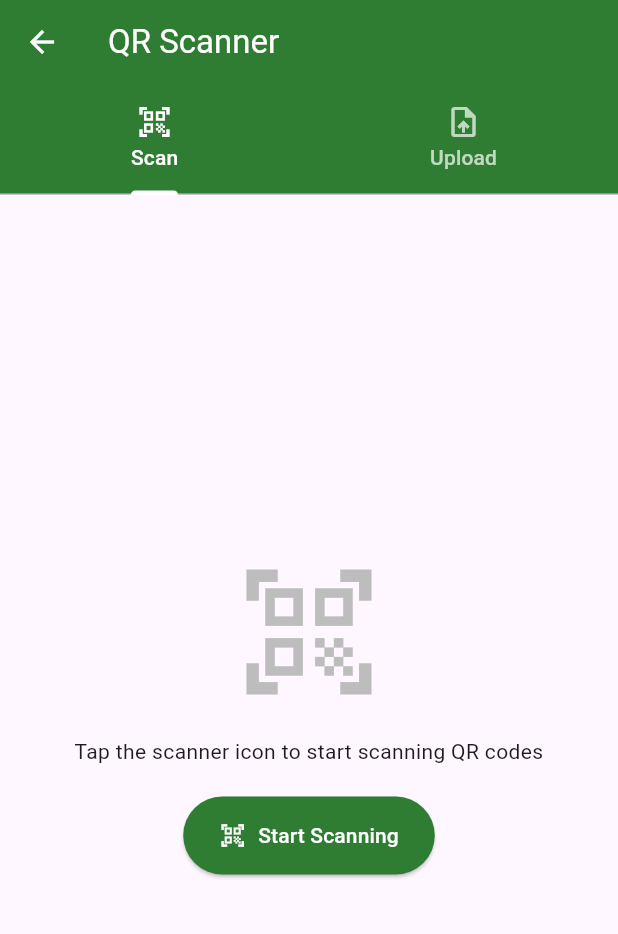
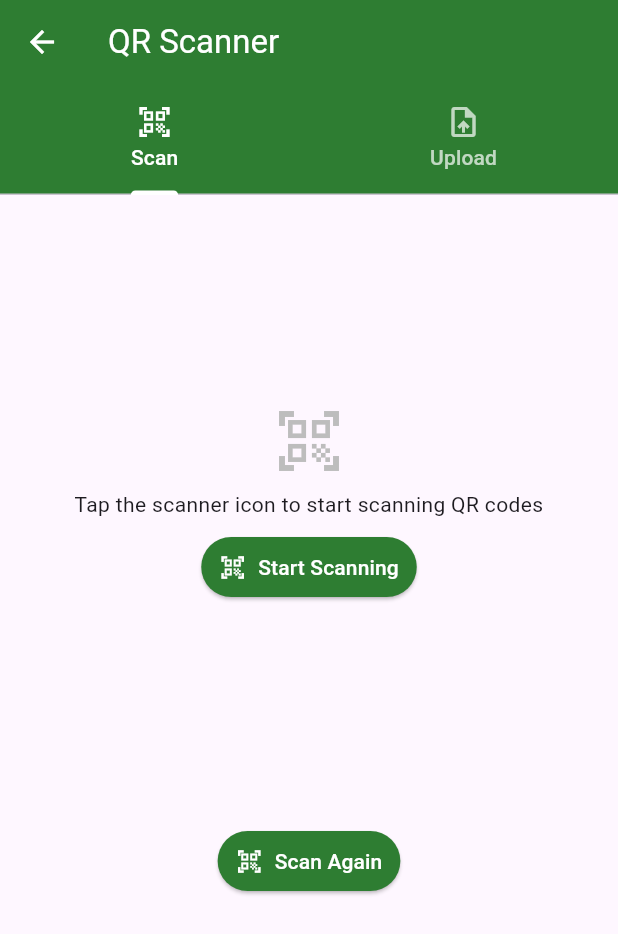
Before and after one commit to KrishaPublico/TreeSure-MAIN_4F, a Flutter app: the ForesterQrScanner screen opened directly, on a phone screen of 412 x 824 dp. Shown: the top 934 px of the screen. Run offline on Flutter 3.47's test engine with Material 3 defaults, Android fonts, the phone set to English and light mode, and no system bars; our stand-ins replace cloud_firestore, file_picker, firebase_core, firebase_storage, flutter_map, geolocator and 5 more; missing offline and left inert: mobile_scanner, syncfusion_flutter_pdfviewer; accounts and stored records are empty.

Commit message:
Render Overflow fix: Improve layout and responsiveness in Forester QR Scanner and Tree Mapping

```diff
--- a/lib/features/forester/forester_qr_scanner.dart
+++ b/lib/features/forester/forester_qr_scanner.dart
@@ -250,7 +250,8 @@ class _ForesterQrScannerState extends State<ForesterQrScanner>
           parsedFields['appointment_id'] ?? parsedFields['appointmentid'];
 
       if (treeId == null || treeId.isEmpty) {
-        final treeIdMatch = RegExp(r'Tree\s*ID[:=]\s*(T\w+)').firstMatch(qrData);
+        final treeIdMatch =
+            RegExp(r'Tree\s*ID[:=]\s*(T\w+)').firstMatch(qrData);
         if (treeIdMatch != null) {
           treeId = treeIdMatch.group(1);
         } else if (RegExp(r'^T\w+', multiLine: false).hasMatch(qrData.trim())) {
@@ -402,21 +403,57 @@ Location: ${lat != null && lng != null ? '${lat.toStringAsFixed(6)}, ${lng.toStr
             ],
           ),
         ),
-        body: TabBarView(
+        body: SafeArea(
+          child: TabBarView(
             children: [
               _buildScannerTab(),
               _buildUploadTab(),
             ],
           ),
         ),
+        bottomNavigationBar: scannedData != null
+            ? Container(
+                padding: const EdgeInsets.all(16),
+                color: Colors.white,
+                child: Row(
+                  mainAxisAlignment: MainAxisAlignment.spaceEvenly,
+                  children: [
+                    if (_canOpenMapping)
+                      Flexible(
+                        child: ElevatedButton.icon(
+                          icon: const Icon(Icons.map, color: Colors.white),
+                          label: const Text(
+                            'View Tree Location',
+                            style: TextStyle(color: Colors.white),
+                          ),
+                          style: ElevatedButton.styleFrom(
+                            backgroundColor: Colors.green[700],
+                            padding: EdgeInsets.symmetric(
+                              horizontal:
+                                  MediaQuery.of(context).size.width > 600
+                                      ? 24
+                                      : 16,
+                              vertical: 12,
+                            ),
+                          ),
+                          onPressed: _navigateToTreeMapping,
+                        ),
+                      ),
+                  ],
+                ),
+              )
+            : null,
+      ),
     );
   }
 
   Widget _buildScannerTab() {
-    return Column(
+    return SingleChildScrollView(
+      child: Column(
         children: [
           if (isScanning) ...[
-          Expanded(
+            Container(
+              height: MediaQuery.of(context).size.height * 0.7,
               child: Stack(
                 children: [
                   MobileScanner(
@@ -441,27 +478,30 @@ Location: ${lat != null && lng != null ? '${lat.toStringAsFixed(6)}, ${lng.toStr
                 ],
               ),
             ),
-        ] else ...[
-          Expanded(
+          ] else if (scannedData == null) ...[
+            Container(
+              height: MediaQuery.of(context).size.height * 0.5,
               child: Center(
                 child: Column(
                   mainAxisAlignment: MainAxisAlignment.center,
                   children: [
-                  Icon(Icons.qr_code_scanner, size: 100, color: Colors.grey[400]),
-                  const SizedBox(height: 20),
+                    Icon(Icons.qr_code_scanner,
+                        size: 48, color: Colors.grey[400]),
+                    const SizedBox(height: 8),
                     const Text(
                       'Tap the scanner icon to start scanning QR codes',
                       textAlign: TextAlign.center,
                     ),
-                  const SizedBox(height: 20),
+                    const SizedBox(height: 8),
                     ElevatedButton.icon(
-                    icon: const Icon(Icons.qr_code_scanner, color: Colors.white),
+                      icon: const Icon(Icons.qr_code_scanner,
+                          color: Colors.white),
                       label: const Text('Start Scanning',
                           style: TextStyle(color: Colors.white)),
                       style: ElevatedButton.styleFrom(
                         backgroundColor: Colors.green[800],
                         padding: const EdgeInsets.symmetric(
-                          horizontal: 24, vertical: 16),
+                            horizontal: 12, vertical: 2),
                       ),
                       onPressed: _startScanning,
                     ),
@@ -471,20 +511,34 @@ Location: ${lat != null && lng != null ? '${lat.toStringAsFixed(6)}, ${lng.toStr
             ),
           ],
           if (scannedData != null) _buildScannedDataCard(),
+          const SizedBox(height: 8),
+          ElevatedButton.icon(
+            icon: const Icon(Icons.qr_code_scanner, color: Colors.white),
+            label: const Text('Scan Again',
+                style: TextStyle(color: Colors.white)),
+            style: ElevatedButton.styleFrom(
+              backgroundColor: Colors.green[800],
+              padding: const EdgeInsets.symmetric(horizontal: 12, vertical: 2),
+            ),
+            onPressed: _startScanning,
+          ),
         ],
+      ),
     );
   }
 
   Widget _buildUploadTab() {
-    return Column(
+    return SingleChildScrollView(
+      child: Column(
         children: [
-        Expanded(
+          Container(
+            height: MediaQuery.of(context).size.height * 0.3,
             child: Center(
               child: Column(
                 mainAxisAlignment: MainAxisAlignment.center,
                 children: [
-                Icon(Icons.upload_file, size: 100, color: Colors.grey[400]),
-                const SizedBox(height: 20),
+                  Icon(Icons.upload_file, size: 48, color: Colors.grey[400]),
+                  const SizedBox(height: 8),
                   Text(
                     kIsWeb
                         ? 'Upload QR images (Mobile Only)'
@@ -510,7 +564,7 @@ Location: ${lat != null && lng != null ? '${lat.toStringAsFixed(6)}, ${lng.toStr
                       ),
                     ),
                   ],
-                const SizedBox(height: 20),
+                  const SizedBox(height: 8),
                   ElevatedButton.icon(
                     icon: const Icon(Icons.upload_file, color: Colors.white),
                     label: Text(
@@ -520,14 +574,14 @@ Location: ${lat != null && lng != null ? '${lat.toStringAsFixed(6)}, ${lng.toStr
                     style: ElevatedButton.styleFrom(
                       backgroundColor: kIsWeb ? Colors.grey : Colors.green[800],
                       padding: const EdgeInsets.symmetric(
-                        horizontal: 24, vertical: 16),
+                          horizontal: 12, vertical: 8),
                     ),
                     onPressed: (isUploading || kIsWeb) ? null : _uploadQrImage,
                   ),
                   if (isUploading) ...[
-                  const SizedBox(height: 20),
+                    const SizedBox(height: 8),
                     const CircularProgressIndicator(),
-                  const SizedBox(height: 10),
+                    const SizedBox(height: 8),
                     const Text('Processing image...'),
                   ],
                   if (uploadedImage != null) _buildUploadedImagePreview(),
@@ -537,16 +591,20 @@ Location: ${lat != null && lng != null ? '${lat.toStringAsFixed(6)}, ${lng.toStr
           ),
           if (scannedData != null) _buildScannedDataCard(),
         ],
+      ),
     );
   }
 
   Widget _buildScannerOverlay() {
+    final screenWidth = MediaQuery.of(context).size.width;
+    final overlaySize = screenWidth * 0.7 < 250 ? screenWidth * 0.7 : 250.0;
+
     return Container(
       decoration: BoxDecoration(color: Colors.black.withOpacity(0.5)),
       child: Center(
         child: Container(
-          width: 250,
-          height: 250,
+          width: overlaySize,
+          height: overlaySize,
           decoration: BoxDecoration(
             border: Border.all(color: Colors.green, width: 3),
             borderRadius: BorderRadius.circular(12),
@@ -554,7 +612,7 @@ Location: ${lat != null && lng != null ? '${lat.toStringAsFixed(6)}, ${lng.toStr
           child: Stack(
             children: [
               _buildCornerIndicators(),
-              if (_animation != null) _buildScanningLine(),
+              if (_animation != null) _buildScanningLine(overlaySize),
             ],
           ),
         ),
@@ -625,12 +683,12 @@ Location: ${lat != null && lng != null ? '${lat.toStringAsFixed(6)}, ${lng.toStr
     );
   }
 
-  Widget _buildScanningLine() {
+  Widget _buildScanningLine(double overlaySize) {
     return AnimatedBuilder(
       animation: _animation!,
       builder: (context, child) {
         return Positioned(
-          top: _animation!.value * 250,
+          top: _animation!.value * overlaySize,
           left: 0,
           right: 0,
           child: Container(
@@ -652,14 +710,22 @@ Location: ${lat != null && lng != null ? '${lat.toStringAsFixed(6)}, ${lng.toStr
   }
 
   Widget _buildScannedDataCard() {
-    return Container(
+    final screenWidth = MediaQuery.of(context).size.width;
+    final cardWidth = screenWidth > 600 ? 400.0 : screenWidth - 32;
+
+    return Center(
+      child: Container(
+        width: cardWidth,
         padding: const EdgeInsets.all(16),
         margin: const EdgeInsets.all(16),
+        constraints:
+            BoxConstraints(maxHeight: MediaQuery.of(context).size.height * 0.4),
         decoration: BoxDecoration(
           color: Colors.green[50],
           borderRadius: BorderRadius.circular(12),
           border: Border.all(color: Colors.green[200]!),
         ),
+        child: SingleChildScrollView(
           child: Column(
             children: [
               const Text(
@@ -679,27 +745,17 @@ Location: ${lat != null && lng != null ? '${lat.toStringAsFixed(6)}, ${lng.toStr
                   style: const TextStyle(fontSize: 12, color: Colors.blueGrey),
                 ),
               ],
-          if (_canOpenMapping) ...[
-            const SizedBox(height: 16),
-            ElevatedButton.icon(
-              icon: const Icon(Icons.map, color: Colors.white),
-              label: const Text(
-                'View Tree Location',
-                style: TextStyle(color: Colors.white),
+            ],
           ),
-              style: ElevatedButton.styleFrom(
-                backgroundColor: Colors.green[700],
-                padding: const EdgeInsets.symmetric(horizontal: 24, vertical: 16),
         ),
-              onPressed: _navigateToTreeMapping,
-            ),
-          ],
-        ],
       ),
     );
   }
 
   Widget _buildUploadedImagePreview() {
+    final screenWidth = MediaQuery.of(context).size.width;
+    final imageSize = screenWidth * 0.5 < 200 ? screenWidth * 0.5 : 200.0;
+
     return Container(
       padding: const EdgeInsets.all(16),
       margin: const EdgeInsets.only(top: 20),
@@ -719,9 +775,9 @@ Location: ${lat != null && lng != null ? '${lat.toStringAsFixed(6)}, ${lng.toStr
             borderRadius: BorderRadius.circular(8),
             child: kIsWeb
                 ? Image.network(uploadedImage!.path,
-                    width: 200, height: 200, fit: BoxFit.cover)
+                    width: imageSize, height: imageSize, fit: BoxFit.cover)
                 : Image.file(io.File(uploadedImage!.path),
-                    width: 200, height: 200, fit: BoxFit.cover),
+                    width: imageSize, height: imageSize, fit: BoxFit.cover),
           ),
         ],
       ),
--- a/lib/features/forester/forester_tree_mapping.dart
+++ b/lib/features/forester/forester_tree_mapping.dart
@@ -1155,6 +1155,7 @@ class _ForesterTreeMappingState extends State<ForesterTreeMapping> {
                                   width: isSelected ? 2 : 1.5,
                                 ),
                               ),
+                              child: SingleChildScrollView(
                                 child: Column(
                                   mainAxisAlignment: MainAxisAlignment.center,
                                   crossAxisAlignment: CrossAxisAlignment.center,
@@ -1314,6 +1315,7 @@ class _ForesterTreeMappingState extends State<ForesterTreeMapping> {
                                   ],
                                 ),
                               ),
+                            ),
                           );
                         },
                       ),
```
Lines whose indentation alone changed are shown as unchanged.
